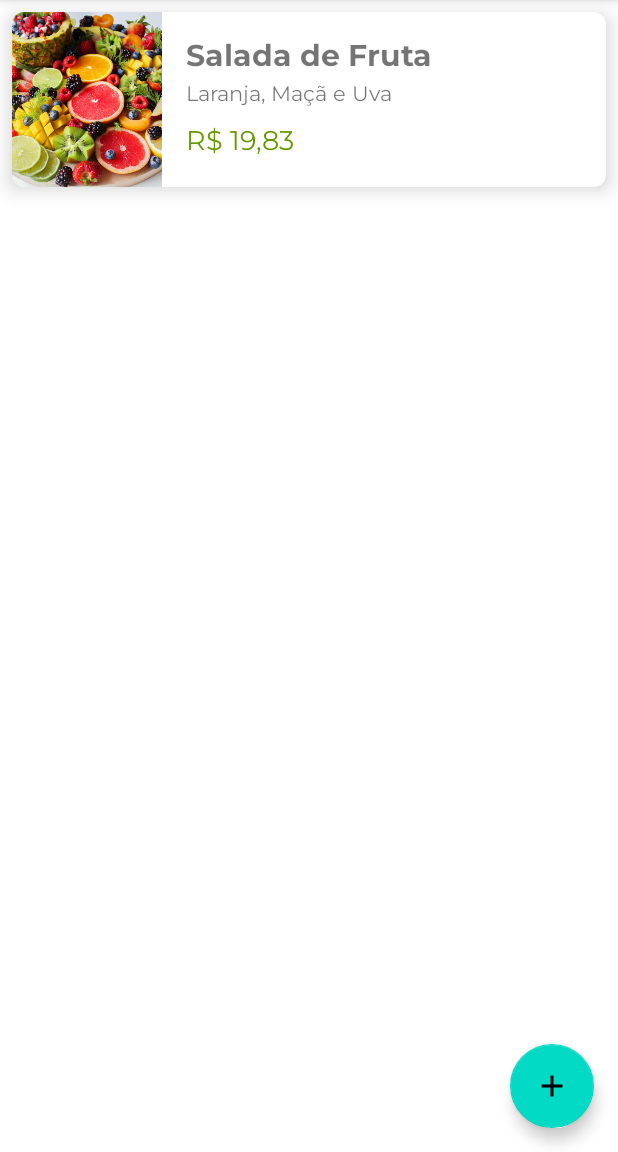
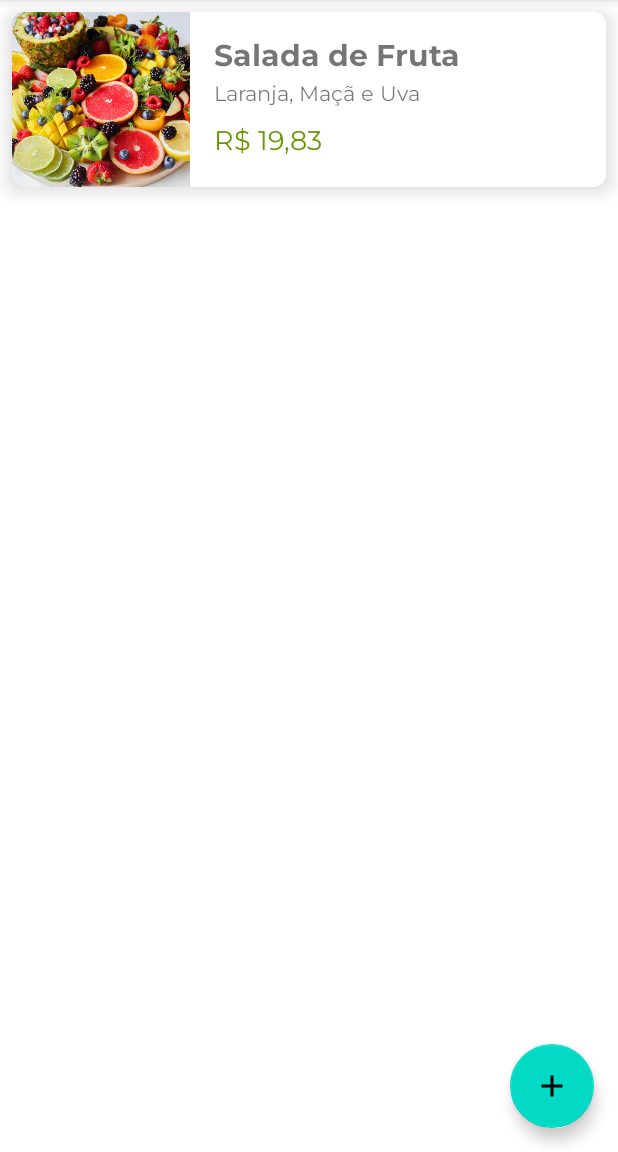
Before and after one commit to MouraRafael/alura-android-kotlin-Orgs, an Android app: the screen it shows after launch (ListaProdutosActivity), on a phone screen of 412 x 824 dp, the part 84-1236 px from its top. Run offline under Robolectric (Android 15) with nearby library versions, the phone set to English and light mode, and no system bars.

Commit message:
02-07 Faça como eu fiz: Implementando o Guideline no layout

```diff
--- a/app/src/main/res/layout/produto_item.xml
+++ b/app/src/main/res/layout/produto_item.xml
@@ -78,17 +78,26 @@
 
         tools:text="19.99" />
 
+    <androidx.constraintlayout.widget.Guideline
+        android:id="@+id/guideLine"
+        android:layout_width="wrap_content"
+        android:layout_height="wrap_content"
+        android:orientation="vertical"
+        app:layout_constraintGuide_percent=".3"
+        />
+
     <ImageView
         android:id="@+id/imageView3"
-        android:layout_width="100dp"
+        android:layout_width="0dp"
         android:layout_height="0dp"
         android:scaleType="centerCrop"
         app:layout_constraintBottom_toBottomOf="parent"
-        app:layout_constraintEnd_toStartOf="@id/produto_item_nome"
+        app:layout_constraintEnd_toStartOf="@id/guideLine"
         app:layout_constraintStart_toStartOf="parent"
         app:layout_constraintTop_toTopOf="parent"
         app:srcCompat="@drawable/produto_1"
         tools:srcCompat="@tools:sample/backgrounds/scenic"
+
 
         />
 
```
